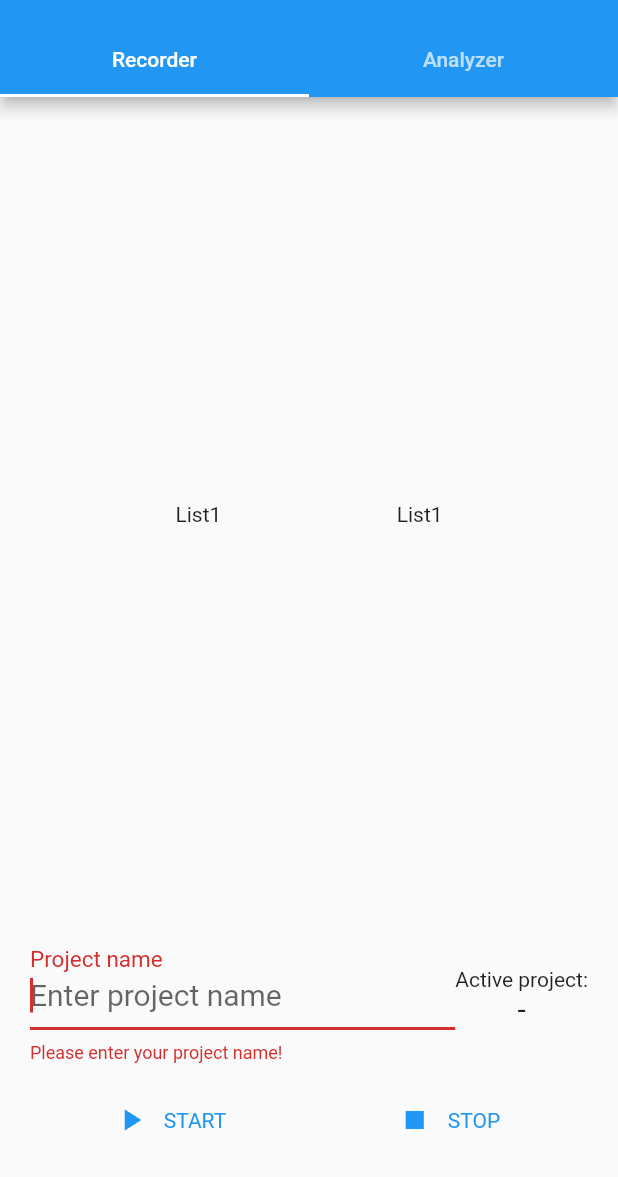
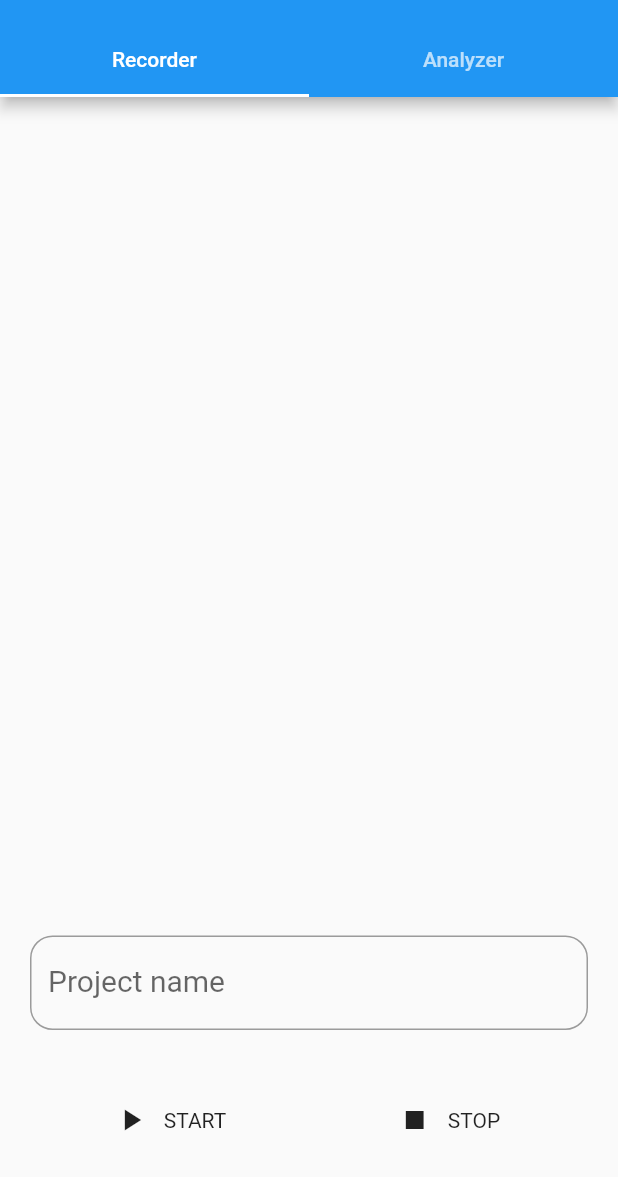
Before and after one commit to Kniesch/ProjectTime, a Flutter app: the screen it shows after launch, after a tap on "START", on a phone screen of 412 x 824 dp, the part 59-1236 px from its top. Run offline on Flutter 3.47's test engine with Material 2 defaults, Android fonts, the phone set to English and light mode, and no system bars.

Commit message:
moved structure

```diff
--- a/lib/main.dart
+++ b/lib/main.dart
@@ -3,7 +3,7 @@
 // found in the LICENSE file.
 
 import 'package:flutter/material.dart';
-import 'projectController.dart';
+import 'projectRecorder.dart';
 
 void main() => runApp(ProjectTimeApp());
 
@@ -12,6 +12,8 @@ class ProjectTimeApp extends StatelessWidget {
   Widget build(BuildContext context) {
     return MaterialApp(
         title: 'ProjectTime',
+        theme: ThemeData(),
+        darkTheme: ThemeData.dark(),
         home: DefaultTabController(
           length: 2,
           child: Scaffold(
@@ -26,31 +28,11 @@ class ProjectTimeApp extends StatelessWidget {
             ),
             body: TabBarView(
               children: [
-              projectRecorder,
+                ProjectRecorder(),
                 Icon(Icons.directions_transit),
               ]),
           ),
         ),
     );
   }
-
-  final Widget projectRecorder = Column(
-    verticalDirection: VerticalDirection.up,
-    children: <Widget>[
-      ProjectController(),
-      listSelection,
-    ],
-  );
-
-  static Widget listSelection = Expanded(
-    child: Row(
-      mainAxisSize: MainAxisSize.max,
-      mainAxisAlignment: MainAxisAlignment.spaceEvenly,
-      children: <Widget>[
-        Text('List1'),
-        Text('List1'),
-      ],
-    ),
-  );
-
 }
--- a/lib/projectController.dart
+++ /dev/null
@@ -1,112 +0,0 @@
-import 'package:flutter/material.dart';
-import 'iconTextButton.dart';
-
-
-class ProjectController extends StatefulWidget{
-  @override
-  ProjectControllerState createState() => ProjectControllerState();
-}
-
-class ProjectControllerState extends State<ProjectController> {
-  final _formKey = GlobalKey<FormState>();
-  final _projectNameController = TextEditingController();
-  var _activeProject = '-';
-
-  @override
-  void dispose () {
-    // Clean up the controller when the widget is removed from the
-    // widget tree.
-    _projectNameController.dispose();
-    super.dispose();
-  }
-
-  Widget build(BuildContext context) {
-    Color color = Theme.of(context).primaryColor;
-
-    return Form(
-      key: _formKey,
-      child: Padding(
-        padding: const EdgeInsets.symmetric(horizontal: 20.0),
-        child: Column(
-          children: <Widget>[
-            Row(
-              children: <Widget>[
-                Expanded(
-                  child: TextFormField(
-                    controller: _projectNameController,
-                    autofocus: true,
-                    decoration: const InputDecoration(
-                      labelText: 'Project name',
-                      hintText: 'Enter project name',
-                      helperMaxLines: 1,
-                      helperText: ' '
-                    ),
-                    validator: (value) {
-                      if (value.isEmpty) {
-                        return 'Please enter your project name!';
-                      }
-                      if (value.toString() == _activeProject) {
-                        return 'Project is already started!';
-                      }
-                      return null;
-                    },
-                    style: TextStyle(fontSize: 20),
-                  ),
-                ),
-                Column(
-                  children: <Widget>[
-                    Text(
-                      'Active project:',
-                      style: TextStyle(fontSize: 14),
-                    ),
-                    Text(
-                      _activeProject,
-                      maxLines: 1,
-                      style: TextStyle(fontSize: 20),
-                      ),
-                  ],
-                ),
-              ],
-            ),
-
-            Padding(
-              padding: const EdgeInsets.symmetric(vertical: 16.0),
-              child: Row(
-                mainAxisAlignment: MainAxisAlignment.spaceEvenly,
-                children: <Widget>[
-                  Expanded(
-                    child: IconTextButton(
-                      onPressed: () {
-                        if (_formKey.currentState.validate()) {
-                          setState(() {
-                            _activeProject = _projectNameController.text;
-                            _projectNameController.text = '';
-                          });
-                        }
-                      },
-                      color: color,
-                      icon: Icons.play_arrow,
-                      label: 'START',
-                    ),
-                  ),
-                  Expanded(
-                    child: IconTextButton(
-                      onPressed: () {
-                        setState(() {
-                          _activeProject = '-';
-                        });
-                      },
-                      color: color,
-                      icon: Icons.stop,
-                      label: 'STOP',
-                    ),
-                  ),
-                ],
-              ),
-            )
-          ]
-        ),
-      ),
-    );
-  }
-}
--- /dev/null
+++ b/lib/projectRecorder.dart
@@ -0,0 +1,134 @@
+import 'package:flutter/material.dart';
+import 'iconTextButton.dart';
+
+import 'singletons/activeProject.dart';
+
+class ProjectRecorder extends StatefulWidget{
+  @override
+  ProjectRecorderState createState() => ProjectRecorderState();
+}
+
+class ProjectRecorderState extends State<ProjectRecorder> {
+
+  final _projectNameController = TextEditingController();
+  final _formKey = GlobalKey<FormState>();
+
+  @override
+  void dispose () {
+    // Clean up the controller when the widget is removed from the
+    // widget tree.
+    _projectNameController.dispose();
+    super.dispose();
+  }
+
+  void updateActiveProject (String projectName) {
+    if (_formKey.currentState.validate()) {
+      activeProject.projectName = projectName;
+      FocusScopeNode currentFocus = FocusScope.of(context);
+      if (!currentFocus.hasPrimaryFocus) {
+        currentFocus.unfocus();
+      }
+    }
+  }
+
+  void stopActiveProject () {
+    activeProject.projectName = '';
+  }
+
+  Widget build(BuildContext context) {
+
+    Color color;// = Theme.of(context).primaryColor;
+
+    return GestureDetector (
+      onTap: () {
+        FocusScopeNode currentFocus = FocusScope.of(context);
+        if (!currentFocus.hasPrimaryFocus) {
+          currentFocus.unfocus();
+        }
+      },
+      child: Column(
+        verticalDirection: VerticalDirection.up,
+        children: <Widget>[
+          Form(
+            key: _formKey,
+            child: Padding(
+              padding: const EdgeInsets.symmetric(horizontal: 20.0),
+              child: Column(
+                children: <Widget>[
+                  Row(
+                    children: <Widget>[
+                      Expanded(
+                        child: TextFormField(
+                          autocorrect: false,
+                          controller: _projectNameController,
+                          decoration: InputDecoration(
+                            labelText: 'Project name',
+                            helperMaxLines: 1,
+                            helperText: ' ',
+                            border: new OutlineInputBorder(
+                              borderRadius: new BorderRadius.circular(15.0),
+                              borderSide: new BorderSide(),
+                              gapPadding: 10,
+                            )
+                          ),
+                          keyboardType: TextInputType.phone,
+                          maxLines: 1,
+                          textAlign: TextAlign.center,
+                          textInputAction: TextInputAction.done,
+                          validator: (value) {
+                            if (value.isEmpty && activeProject.projectName.isEmpty) {
+                              return 'Please enter your project name!';
+                            }
+                            if (value.toString() == activeProject.projectName) {
+                              return 'Project is already started!';
+                            }
+                            return null;
+                          },
+                          onFieldSubmitted: (value) {
+                            updateActiveProject(value);
+                          },
+                          style: TextStyle(fontSize: 20),
+                        ),
+                      ),
+                    ],
+                  ),
+
+                  Padding(
+                    padding: const EdgeInsets.symmetric(vertical: 16.0),
+                    child: Row(
+                      mainAxisAlignment: MainAxisAlignment.spaceEvenly,
+                      children: <Widget>[
+                        Expanded(
+                          child: IconTextButton(
+                            onPressed: () {
+                              updateActiveProject(_projectNameController.text);
+                            },
+                            color: color,
+                            icon: Icons.play_arrow,
+                            label: 'START',
+                          ),
+                        ),
+                        Expanded(
+                          child: IconTextButton(
+                            onPressed: () {
+                              stopActiveProject();
+                            },
+                            color: color,
+                            icon: Icons.stop,
+                            label: 'STOP',
+                          ),
+                        ),
+                      ],
+                    ),
+                  )
+                ]
+              ),
+            ),
+          ),
+          //listSelection,
+          //activeProject,
+        ],
+      )
+    );
+  }
+}
```
Lines whose indentation alone changed are shown as unchanged.
